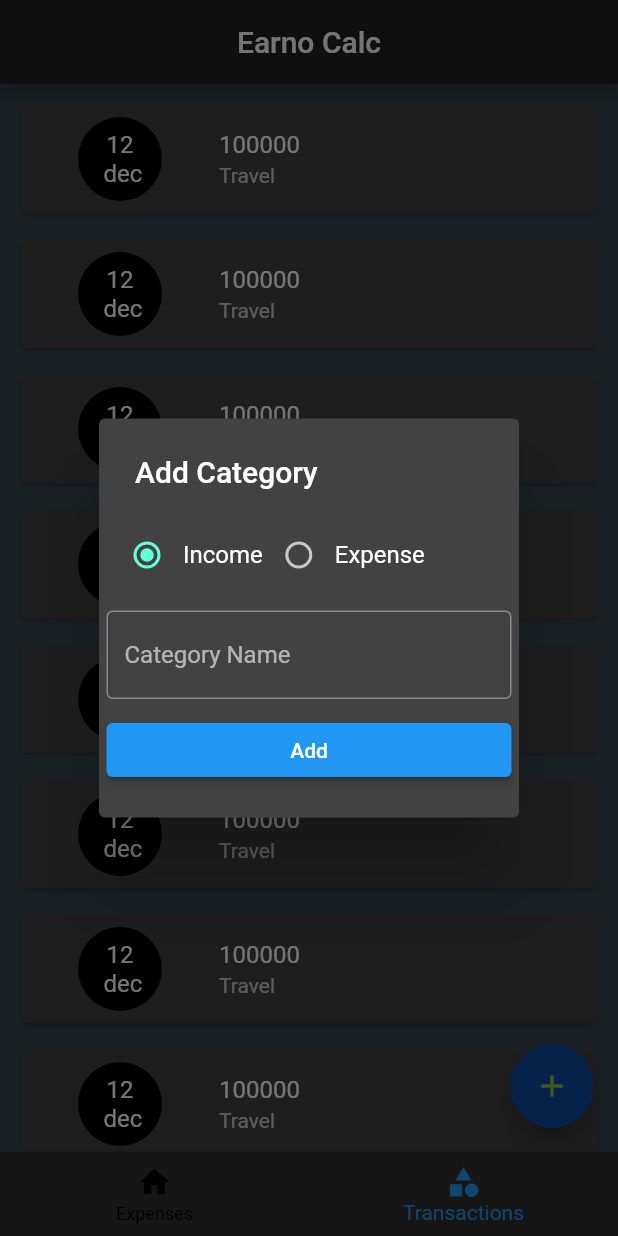
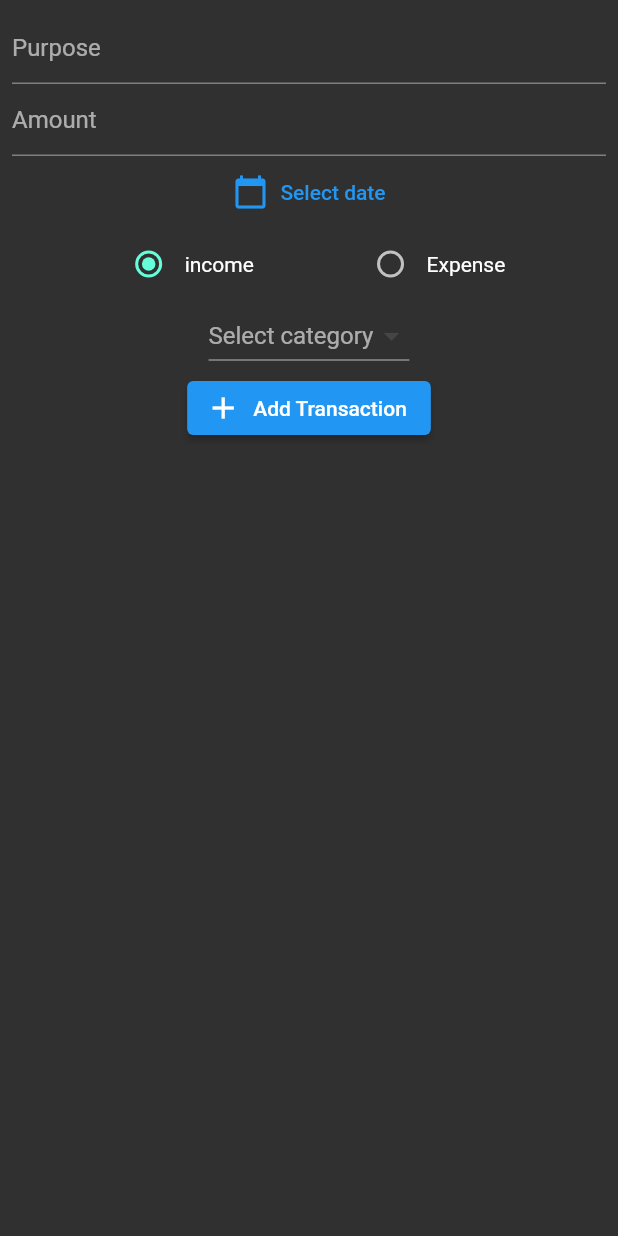
Before and after one commit to muhammed-mizaj/Earno-Calc, a Flutter app: the screen it shows after launch, item 2 of the bottom bar chosen, after a tap on the "add" icon, on a phone screen of 412 x 824 dp. Run offline on Flutter 3.47's test engine with Material 2 defaults, Android fonts, the phone set to English and light mode, and no system bars; our stand-ins replace flutter_slidable, hive, hive_flutter; accounts and stored records are empty.

Commit message:
addedtransaction amount

```diff
--- a/lib/Mainscreen.dart
+++ b/lib/Mainscreen.dart
@@ -3,6 +3,7 @@ import 'package:earno_calc/models/categories/category_model.dart';
 import 'package:earno_calc/screens/category/CategoryScreen.dart';
 import 'package:earno_calc/screens/category/add_popup.dart';
 import 'package:earno_calc/screens/home/widgets/bottom_nav.dart';
+import 'package:earno_calc/screens/transactions/add_transaction_page.dart';
 
 import 'package:earno_calc/screens/transactions/transactions.dart';
 import 'package:flutter/foundation.dart';
@@ -34,9 +35,10 @@ class MainScreen extends StatelessWidget {
         backgroundColor: Colors.blue[900],
         child: Icon(Icons.add),
         onPressed: (){
-          if(selectedIndexNotifier.value==0)
+          if(selectedIndexNotifier.value==1)
           {
               print("Add transactions");
+              Navigator.of(context).pushNamed(Add_Transaction.routeName);
           }
           else
           {
--- a/lib/db/category_db.dart
+++ b/lib/db/category_db.dart
@@ -1,23 +1,58 @@
+import 'dart:math';
+
 import 'package:earno_calc/models/categories/category_model.dart';
+import 'package:flutter/cupertino.dart';
 import 'package:hive/hive.dart';
 const CATEGGORY_DB_NAME = 'category-db-name';
 abstract class CategoryDbFunctions
 {
   Future <List<Categorymodel>> getCategories();
   Future <void> insertCategory(Categorymodel value);
+  Future <void> deleteCategory(String CategoryID);
 
 }
 class CategoryDB implements  CategoryDbFunctions
 {
-
+  CategoryDB._internal();
+  static CategoryDB instance = CategoryDB._internal();
+  factory CategoryDB()
+  {
+    return instance;
+  }
+  ValueNotifier<List<Categorymodel>> incomeCategoryListListener = ValueNotifier([]);
+  ValueNotifier<List<Categorymodel>> expenseCategoryListListener = ValueNotifier([]);
   @override
   Future<void> insertCategory(Categorymodel value) async{
     final _categoryDB = await Hive.openBox<Categorymodel>(CATEGGORY_DB_NAME);
-    await _categoryDB.add(value);
+    await _categoryDB.put(value.id,value);
+    refreshUI();
   }
   @override
   Future<List<Categorymodel>> getCategories()async{
     final _categoryDB = await Hive.openBox<Categorymodel>(CATEGGORY_DB_NAME);
     return _categoryDB.values.toList();
   }
+  Future <void> refreshUI() async{
+    incomeCategoryListListener.value.clear();
+    expenseCategoryListListener.value.clear();
+    final _all_categories = await getCategories();
+    await Future.forEach(
+      _all_categories,(
+    Categorymodel category){
+        if(category.type==CategoryType.income)
+          incomeCategoryListListener.value.add(category);
+        else
+          expenseCategoryListListener.value.add(category);
+    }
+    );
+    incomeCategoryListListener.notifyListeners();
+    expenseCategoryListListener.notifyListeners();
+  }
+
+  @override
+  Future<void> deleteCategory(String CategoryID) async{
+    final _CategoryDB = await Hive.openBox<Categorymodel>(CATEGGORY_DB_NAME);
+    await _CategoryDB.delete(CategoryID);
+    refreshUI();
+  }
 }
--- /dev/null
+++ b/lib/db/transaction_db.dart
@@ -0,0 +1,51 @@
+import 'package:earno_calc/models/transactions/transaction_model.dart';
+import 'package:flutter/material.dart';
+import 'package:hive/hive.dart';
+
+const TRANSACTION_DB_NAME = 'transaction-db';
+abstract class TransactionDBFunctions
+{
+  Future<void> addTransaction(TransactionModel obj);
+  Future<void> RefreshTransactionUI();
+  Future<void> deleteTransaction(String Id);
+  Future<List<TransactionModel>>getAllTransaction();
+}
+class TransactionDB implements TransactionDBFunctions
+{
+  TransactionDB._internal();
+  static TransactionDB instance = TransactionDB._internal();
+  factory TransactionDB()
+  {
+    return instance;
+  }
+  ValueNotifier <List<TransactionModel>> transactionListNotifier= ValueNotifier([]);
+  @override
+  Future<void> addTransaction(TransactionModel obj)
+  async{
+    final _db= await Hive.openBox<TransactionModel>(TRANSACTION_DB_NAME);
+    await _db.put(obj.Id,obj);
+
+  }
+  Future<void> RefreshTransactionUI ()async
+  {
+      final _list = await getAllTransaction();
+      _list.sort((first,second)=>second.date.compareTo(first.date));
+      transactionListNotifier.value.clear();
+      transactionListNotifier.value.addAll(_list);
+      transactionListNotifier.notifyListeners();
+  }
+
+  @override
+  Future<List<TransactionModel>> getAllTransaction() async{
+    final _db =await Hive.openBox<TransactionModel>(TRANSACTION_DB_NAME);
+    return _db.values.toList();
+  }
+
+  @override
+  Future<void> deleteTransaction(String Id) async{
+    final _db = await Hive.openBox<TransactionModel>(TRANSACTION_DB_NAME);
+    await _db.delete(Id);
+    RefreshTransactionUI();
+
+  }
+}
--- a/lib/main.dart
+++ b/lib/main.dart
@@ -1,6 +1,8 @@
 import 'package:earno_calc/Mainscreen.dart';
 import 'package:earno_calc/models/categories/category_model.dart';
+import 'package:earno_calc/models/transactions/transaction_model.dart';
 import 'package:earno_calc/screens/home/Home.dart';
+import 'package:earno_calc/screens/transactions/add_transaction_page.dart';
 import 'package:flutter/material.dart';
 import 'package:hive/hive.dart';
 import 'package:hive_flutter/hive_flutter.dart';
@@ -16,6 +18,10 @@ Future<void> main() async{
     {
       Hive.registerAdapter(CategorymodelAdapter());
     }
+  if(!Hive.isAdapterRegistered(TransactionModelAdapter().typeId))
+  {
+    Hive.registerAdapter(TransactionModelAdapter());
+  }
   runApp(const MyApp());
 }
 
@@ -33,6 +39,9 @@ class MyApp extends StatelessWidget {
            theme: ThemeData.dark(),
 
     home: MainScreen(),
+      routes: {
+        Add_Transaction.routeName:(ctx)=>const Add_Transaction(),
+      },
     );
   }
 }
--- /dev/null
+++ b/lib/models/transactions/transaction_model.dart
@@ -0,0 +1,25 @@
+import 'package:earno_calc/models/categories/category_model.dart';
+import 'package:hive_flutter/adapters.dart';
+
+part 'transaction_model.g.dart';
+
+@HiveType(typeId: 3)
+class TransactionModel
+{
+  @HiveField(0)
+  final String Purpose;
+  @HiveField(1)
+  final double? amount;
+  @HiveField(2)
+  final DateTime date;
+  @HiveField(3)
+  final CategoryType type;
+  @HiveField(4)
+  final Categorymodel category;
+  @HiveField(5)
+  String? Id;
+  TransactionModel(
+  {required this.Purpose, required this.amount,required this.date,required this.type,required this.category}){
+    Id=DateTime.now().microsecondsSinceEpoch.toString();
+  }
+}
--- a/lib/screens/category/CategoryScreen.dart
+++ b/lib/screens/category/CategoryScreen.dart
@@ -18,9 +18,7 @@ class _CategoryScreenState extends State<CategoryScreen> with TickerProviderStat
     super.initState();
 
     _tabController = TabController(length:2, vsync:this);
-    CategoryDB().getCategories().then((value){
-      print(value.toString());
-    });
+    CategoryDB().refreshUI();
   }
   @override
   Widget build(BuildContext context) {
--- a/lib/screens/category/IncomeCategory.dart
+++ b/lib/screens/category/IncomeCategory.dart
@@ -1,4 +1,7 @@
 import 'package:flutter/material.dart';
+import 'package:earno_calc/db/category_db.dart';
+import 'package:earno_calc/models/categories/category_model.dart';
+
 class Income_Category extends StatefulWidget {
   const Income_Category({Key? key}) : super(key: key);
 
@@ -9,21 +12,30 @@ class Income_Category extends StatefulWidget {
 class _Income_CategoryState extends State<Income_Category> {
   @override
   Widget build(BuildContext context) {
+    return ValueListenableBuilder(
+        valueListenable: CategoryDB().incomeCategoryListListener,
+        builder: (BuildContext ctx,List<Categorymodel> newList,Widget? _){
           return ListView.separated(
               padding: EdgeInsets.all(5),
-        itemBuilder:(ctx,index){
+              itemBuilder: (ctx, index) {
+                final category = newList[index];
                 return Card(
-          color: Colors.blue[600],
+                  color: Colors.blueAccent,
+
                   child: ListTile(
-          trailing: IconButton(onPressed: (){},icon: Icon(Icons.delete),)
-          ,title: Text("Salary"),
+                    leading: Icon(Icons.add_link,color: Colors.green),
+                    trailing: IconButton(onPressed: () {
+                      CategoryDB.instance.deleteCategory(category.id);
+                    }, icon: Icon(Icons.delete),)
+                    , title: Text(category.name),
 
                   ),
                 );
-    } ,
-        separatorBuilder: (ctx,index){
+              },
+              separatorBuilder: (ctx, index) {
                 return SizedBox(height: 10);
               },
-        itemCount: 10);
+              itemCount: newList.length);
+        });
   }
 }
--- /dev/null
+++ b/lib/screens/transactions/add_transaction_page.dart
@@ -0,0 +1,171 @@
+import 'package:earno_calc/db/category_db.dart';
+import 'package:earno_calc/db/transaction_db.dart';
+import 'package:earno_calc/models/categories/category_model.dart';
+import 'package:earno_calc/models/transactions/transaction_model.dart';
+import 'package:flutter/material.dart';
+class Add_Transaction extends StatefulWidget {
+  static const routeName = 'add-transaction';
+  const Add_Transaction({Key? key}) : super(key: key);
+
+  @override
+  State<Add_Transaction> createState() => _Add_TransactionState();
+}
+
+class _Add_TransactionState extends State<Add_Transaction> {
+  DateTime? _selectedDate;
+  CategoryType? _selectedCategorytype;
+  Categorymodel? _selectedCategorymodel;
+  String? _categoryId;
+  final _purposeTexteditingcontroller = TextEditingController();
+  final _amountTexteditingcontroller = TextEditingController();
+  @override
+  void initState() {
+    _selectedCategorytype = CategoryType.income;
+    super.initState();
+  }
+  @override
+  Widget build(BuildContext context) {
+    return Scaffold(
+      body: SafeArea(child:
+     Padding(
+       padding: const EdgeInsets.all(8.0),
+       child: Column(
+        children:[
+          TextFormField(
+            controller: _purposeTexteditingcontroller,
+            decoration: InputDecoration(
+              hintText: "Purpose"
+            ),
+          ),
+          TextFormField(
+            controller: _amountTexteditingcontroller,
+            decoration: InputDecoration(
+              hintText: 'Amount',
+            ),
+            keyboardType: TextInputType.number,
+          ),
+
+          TextButton.icon(onPressed: ()async {
+          final _selectedDatetemp = await showDatePicker(context: context,
+                initialDate: DateTime.now(),
+                firstDate: DateTime.now().subtract(Duration(days: 30)),
+                lastDate: DateTime.now());
+          if(_selectedDatetemp == null)
+            {
+              return;
+            }
+          else
+            {
+              setState(() {
+                _selectedDate=_selectedDatetemp;
+              });
+
+            }
+          },
+              icon:Icon(Icons.calendar_today),
+            label: Text(_selectedDate==null?("Select date"):(_selectedDate.toString())),
+          ),
+          Row(
+            mainAxisAlignment: MainAxisAlignment.spaceEvenly,
+            children: [
+              Row(
+                children:[
+                  Radio(
+                      value: CategoryType.income,
+                      groupValue: _selectedCategorytype,
+                      onChanged: (newvalue){
+                            setState(() {
+                              _selectedCategorytype=CategoryType.income;
+                              _categoryId=null;
+                            });
+                      }),
+                  Text("income")
+                ] ,
+              ),
+              Row(
+                children:[
+                  Radio(
+                      value: CategoryType.expense,
+                      groupValue: _selectedCategorytype,
+                      onChanged: (newvalue){
+                        setState(() {
+                            _selectedCategorytype = CategoryType.expense;
+                            _categoryId=null;
+
+                        });
+                      }),
+                  Text("Expense")
+                ] ,
+              ),
+            ],
+          ),
+          DropdownButton(
+            value: _categoryId,
+            hint:const Text("Select category"),
+
+              items:
+              (_selectedCategorytype==CategoryType.income? (CategoryDB.instance.incomeCategoryListListener):(CategoryDB.instance.expenseCategoryListListener)).value.map(
+                      (e) {
+                        return DropdownMenuItem(
+                            child: Text(e.name),
+                            value: e.id,
+                          onTap: (){
+                              _selectedCategorymodel=e;
+                          },
+                        );
+              }) .toList(),
+            onChanged: (selectedValue){
+                setState(() {
+                  _categoryId=selectedValue.toString();
+                });
+            },
+          ),
+          ElevatedButton.icon(onPressed: (){
+                    addTransaction();
+          }, icon: Icon(Icons.add), label: Text("Add Transaction"))
+          ]
+    ),
+     )
+      )
+    );
+  }
+  Future<void> addTransaction() async{
+   final _purpose_text=_purposeTexteditingcontroller.text;
+   final _amount_text=_amountTexteditingcontroller.text;
+   if(_purpose_text.isEmpty)
+     {
+       return;
+     }
+   if(_amount_text.isEmpty)
+   {
+     return;
+   }
+   if(_categoryId==null)
+   {
+     return;
+   }
+   if(_selectedDate==null)
+     {
+       return;
+     }
+   final _parsedAmount = double.tryParse(_amount_text);
+   if(_parsedAmount==null)
+     {
+       return;
+     }
+   if(_selectedCategorymodel==null)
+     {
+       return;
+     }
+   final _model = TransactionModel(
+       Purpose: _purpose_text,
+       amount: _parsedAmount,
+       date: _selectedDate!,
+       type: _selectedCategorytype!,
+       category: _selectedCategorymodel!
+   );
+  await TransactionDB.instance.addTransaction(_model);
+  Navigator.of(context).pop();
+  TransactionDB.instance.RefreshTransactionUI();
+  }
+}
--- a/lib/screens/transactions/transactions.dart
+++ b/lib/screens/transactions/transactions.dart
@@ -1,25 +1,60 @@
 
+import 'package:earno_calc/db/category_db.dart';
+import 'package:earno_calc/db/transaction_db.dart';
+import 'package:earno_calc/models/categories/category_model.dart';
+import 'package:earno_calc/models/transactions/transaction_model.dart';
 import 'package:flutter/material.dart';
+import 'package:flutter_slidable/flutter_slidable.dart';
+import 'package:intl/intl.dart';
 
 class TransactionPage extends StatelessWidget {
   const TransactionPage({Key? key}) : super(key: key);
 
   @override
   Widget build(BuildContext context) {
-    return ListView.separated(
+    TransactionDB.instance.RefreshTransactionUI();
+    CategoryDB.instance.refreshUI();
+    return ValueListenableBuilder(
+        valueListenable: TransactionDB.instance.transactionListNotifier,
+        builder: (BuildContext ctx, List<TransactionModel> newList, Widget? _){
+         return  ListView.separated(
               padding: const EdgeInsets.all(10),
               itemBuilder: (ctx,index){
-          return const Card(
+                final _value = newList[index];
+                return Slidable(
+                  key: Key(_value.Id!),
+                  startActionPane: ActionPane(
+                    motion:BehindMotion(),
+                    children: [
+                      SlidableAction(label :"Delete" ,icon:Icons.delete,backgroundColor: Colors.red,onPressed: (ctx){
+                                        TransactionDB.instance.deleteTransaction(_value.Id!);
+                      })
+                    ],
+
+                  ),
+                  child: Card(
                     child: ListTile(
-              leading: CircleAvatar(child: Text('12 \n dec',textAlign: TextAlign.center,),radius: 50,),
-              title: Text("100000"),
-              subtitle: Text("Travel"),
+                      leading: CircleAvatar(child: Text(parseDate(_value.date)),radius: 50,
+                      backgroundColor: _value.type==CategoryType.income? Colors.green[200]:Colors.red[200],
+                      ),
+                      title: Text('Rs ${_value.amount}'),
+                      subtitle: Text(_value.category.name),
+                    ),
                   ),
                 );
               },
               separatorBuilder:(ctx,index){
                 return SizedBox(height: 10);
               }
-        , itemCount: 10);
+              , itemCount: newList.length);
+        }
+    );
+
+  }
+  String parseDate(DateTime date)
+  {
+    final _date = DateFormat.MMMd().format(date);
+    final _formatedDate = _date.split(' ');
+    return '  ${_formatedDate.last}\n${_formatedDate.first}';
   }
 }
--- a/pubspec.yaml
+++ b/pubspec.yaml
@@ -30,6 +30,9 @@ dependencies:
   hive: ^2.0.6
   hive_flutter: ^1.1.0
   hive_generator: ^1.1.2
+  intl: ^0.17.0
+  flutter_slidable: 1.2.0
+
   flutter:
     sdk: flutter
 
```
Also changed, not shown: lib/screens/category/add_popup.dart (+16 -1 lines), lib/screens/category/expenseCategory.dart (+12 -3 lines), lib/models/transactions/transaction_model.g.dart (added), pubspec.lock. Lines whose indentation alone changed are shown as unchanged.
